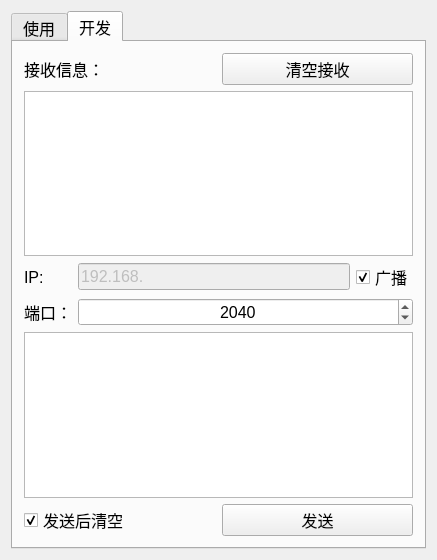
Before: the Qt Designer form mainwindow.ui in handujun/UDP, drawn with Qt 5.
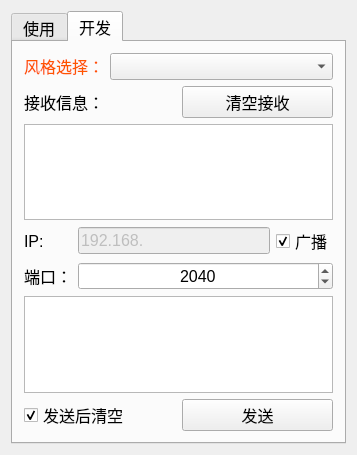
After: the same form once the commit is applied. The open tabs and pages were chosen to show the change. Icons and pictures are not drawn.

The edit to the form file:
```diff
--- a/mainwindow.ui
+++ b/mainwindow.ui
@@ -6,8 +6,8 @@
    <rect>
     <x>0</x>
     <y>0</y>
-    <width>437</width>
-    <height>560</height>
+    <width>357</width>
+    <height>455</height>
    </rect>
   </property>
   <property name="windowTitle">
@@ -135,6 +135,37 @@
        </attribute>
        <layout class="QGridLayout" name="gridLayout_6">
         <item row="0" column="0">
+         <layout class="QHBoxLayout" name="horizontalLayout">
+          <item>
+           <widget class="QLabel" name="label_ErrorCode_5">
+            <property name="sizePolicy">
+             <sizepolicy hsizetype="Fixed" vsizetype="Fixed">
+              <horstretch>0</horstretch>
+              <verstretch>0</verstretch>
+             </sizepolicy>
+            </property>
+            <property name="font">
+             <font>
+              <pointsize>12</pointsize>
+             </font>
+            </property>
+            <property name="styleSheet">
+             <string notr="true">color: rgb(255, 85, 0);</string>
+            </property>
+            <property name="text">
+             <string>风格选择：</string>
+            </property>
+            <property name="alignment">
+             <set>Qt::AlignCenter</set>
+            </property>
+           </widget>
+          </item>
+          <item>
+           <widget class="QComboBox" name="comboBox_Style"/>
+          </item>
+         </layout>
+        </item>
+        <item row="1" column="0">
          <layout class="QGridLayout" name="gridLayout">
           <item row="0" column="0">
            <widget class="QLabel" name="label_3">
@@ -165,7 +196,7 @@
           </item>
          </layout>
         </item>
-        <item row="1" column="0">
+        <item row="2" column="0">
          <layout class="QGridLayout" name="gridLayout_2">
           <item row="0" column="0">
            <widget class="QLabel" name="label">
@@ -236,7 +267,7 @@
           </item>
          </layout>
         </item>
-        <item row="2" column="0">
+        <item row="3" column="0">
          <layout class="QGridLayout" name="gridLayout_3">
           <item row="0" column="0" colspan="2">
            <widget class="QTextEdit" name="textEdit_tx"/>
```
Left out of the diff: 2 changed lines with no effect on the pictures.
